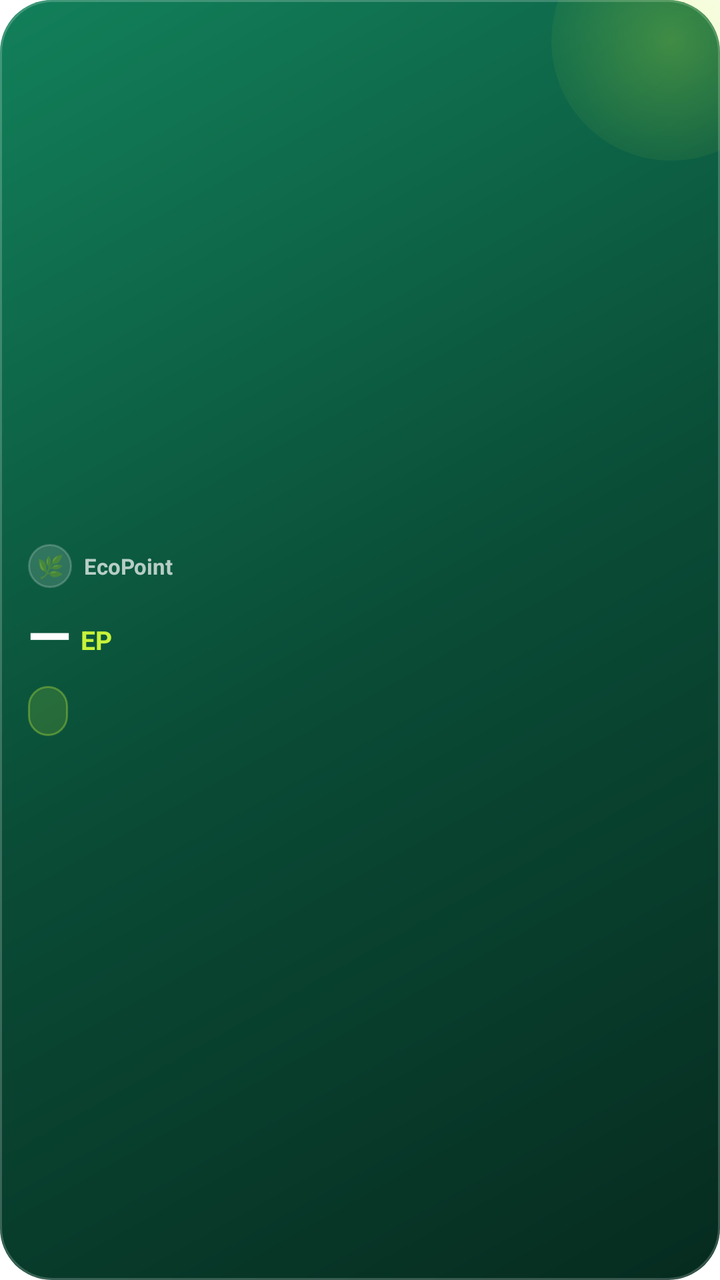
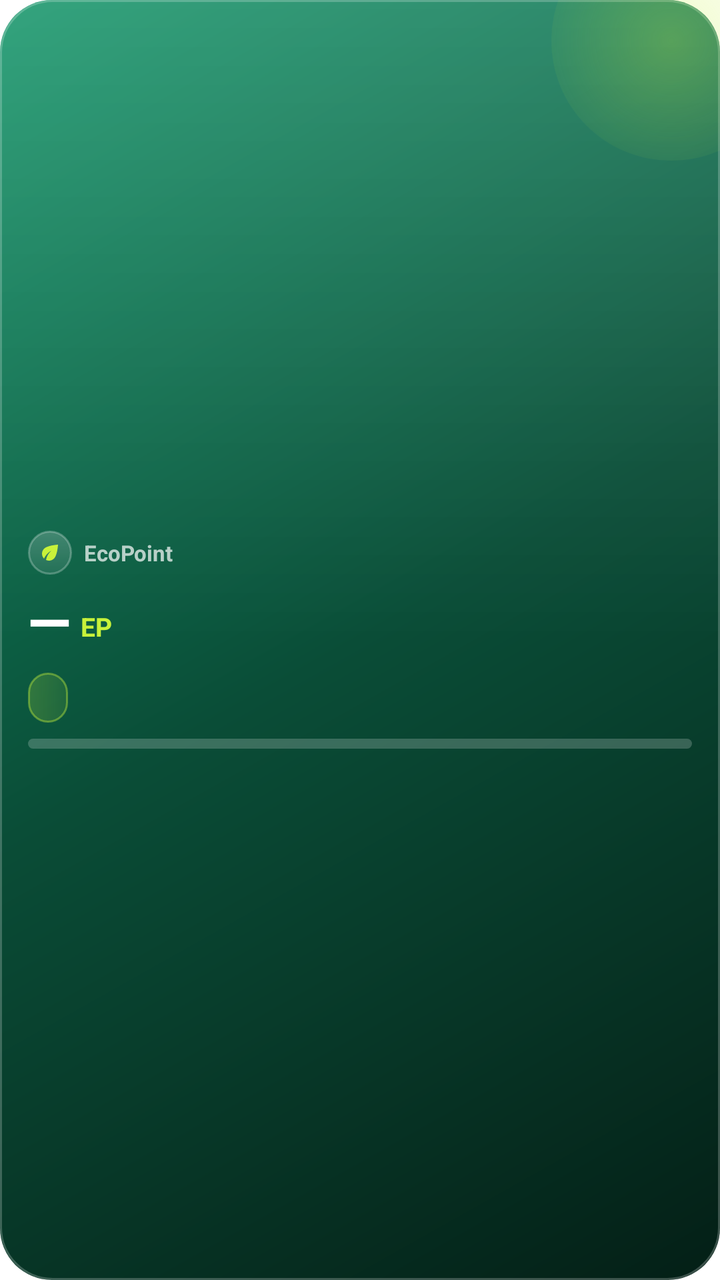

Compare the two renders of this Android layout. The source of the first and the diff that turns it into the second are given below.
<!-- AndroidManifest.xml: fallback theme Theme.MaterialComponents.DayNight.NoActionBar -->
<!-- res/layout/ep_widget_s.xml -->
<?xml version="1.0" encoding="utf-8"?>
<FrameLayout xmlns:android="http://schemas.android.com/apk/res/android"
    android:id="@+id/ep_widget_root"
    android:layout_width="match_parent"
    android:layout_height="match_parent"
    android:background="@drawable/ep_widget_bg">

    <ImageView
        android:layout_width="120dp"
        android:layout_height="120dp"
        android:layout_gravity="top|end"
        android:layout_marginTop="-40dp"
        android:layout_marginEnd="-36dp"
        android:importantForAccessibility="no"
        android:src="@drawable/ep_widget_blob_a" />

    <LinearLayout
        android:layout_width="match_parent"
        android:layout_height="match_parent"
        android:gravity="center_vertical"
        android:orientation="vertical"
        android:padding="14dp">

        <LinearLayout
            android:layout_width="wrap_content"
            android:layout_height="wrap_content"
            android:gravity="center_vertical"
            android:orientation="horizontal">

            <TextView
                android:layout_width="22dp"
                android:layout_height="22dp"
                android:background="@drawable/ep_widget_badge"
                android:gravity="center"
                android:importantForAccessibility="no"
                android:text="🌿"
                android:textSize="11sp" />

            <TextView
                android:id="@+id/ep_widget_label"
                android:layout_width="wrap_content"
                android:layout_height="wrap_content"
                android:layout_marginStart="6dp"
                android:text="EcoPoint"
                android:textColor="#B3FFFFFF"
                android:textSize="11sp"
                android:textStyle="bold" />
        </LinearLayout>

        <LinearLayout
            android:layout_width="match_parent"
            android:layout_height="wrap_content"
            android:layout_marginTop="8dp"
            android:gravity="bottom"
            android:orientation="horizontal">

            <TextView
                android:id="@+id/ep_widget_balance"
                android:layout_width="wrap_content"
                android:layout_height="wrap_content"
                android:fontFamily="sans-serif-medium"
                android:includeFontPadding="false"
                android:maxLines="1"
                android:text="—"
                android:textColor="#FFFFFFFF"
                android:textSize="28sp"
                android:textStyle="bold" />

            <TextView
                android:id="@+id/ep_widget_unit"
                android:layout_width="wrap_content"
                android:layout_height="wrap_content"
                android:layout_marginStart="5dp"
                android:layout_marginBottom="3dp"
                android:includeFontPadding="false"
                android:text="EP"
                android:textColor="#FFC8F23A"
                android:textSize="13sp"
                android:textStyle="bold" />
        </LinearLayout>

        <TextView
            android:id="@+id/ep_widget_streak"
            android:layout_width="wrap_content"
            android:layout_height="wrap_content"
            android:layout_marginTop="8dp"
            android:background="@drawable/ep_widget_pill"
            android:fontFamily="sans-serif-medium"
            android:paddingStart="10dp"
            android:paddingTop="3dp"
            android:paddingEnd="10dp"
            android:paddingBottom="3dp"
            android:text=""
            android:textColor="#FFC8F23A"
            android:textSize="14sp"
            android:textStyle="bold" />
    </LinearLayout>
</FrameLayout>
<!-- resources referenced by this layout -->
<resources>
  <!-- drawable ep_widget_badge (drawable) -->
  <?xml version="1.0" encoding="utf-8"?>
  <shape xmlns:android="http://schemas.android.com/apk/res/android" android:shape="oval">
      <solid android:color="#26FFFFFF" />
      <stroke android:width="1dp" android:color="#33FFFFFF" />
  </shape>
  <!-- drawable ep_widget_bg (drawable) -->
  <?xml version="1.0" encoding="utf-8"?>
  <layer-list xmlns:android="http://schemas.android.com/apk/res/android">
      <item>
          <shape android:shape="rectangle">
              <gradient
                  android:angle="315"
                  android:endColor="#FF062B1F"
                  android:centerColor="#FF0A4D37"
                  android:startColor="#FF12805A" />
              <corners android:radius="26dp" />
          </shape>
      </item>
      
      <item>
          <shape android:shape="rectangle">
              <stroke android:width="1dp" android:color="#33FFFFFF" />
              <corners android:radius="26dp" />
          </shape>
      </item>
  </layer-list>
  <!-- drawable ep_widget_blob_a (drawable) -->
  <?xml version="1.0" encoding="utf-8"?>
  <shape xmlns:android="http://schemas.android.com/apk/res/android" android:shape="oval">
      <gradient android:type="radial" android:gradientRadius="75dp"
          android:startColor="#44C8F23A" android:endColor="#00C8F23A" />
  </shape>
  <!-- drawable ep_widget_pill (drawable) -->
  <?xml version="1.0" encoding="utf-8"?>
  <shape xmlns:android="http://schemas.android.com/apk/res/android" android:shape="rectangle">
      <solid android:color="#26C8F23A" />
      <stroke android:width="1dp" android:color="#55C8F23A" />
      <corners android:radius="20dp" />
  </shape>
</resources>

<!-- the commit's change to res/layout/ep_widget_s.xml (unified diff, before → after) -->
@@ -27,14 +27,13 @@
             android:gravity="center_vertical"
             android:orientation="horizontal">
 
-            <TextView
+            <ImageView
                 android:layout_width="22dp"
                 android:layout_height="22dp"
                 android:background="@drawable/ep_widget_badge"
-                android:gravity="center"
                 android:importantForAccessibility="no"
-                android:text="🌿"
-                android:textSize="11sp" />
+                android:padding="5dp"
+                android:src="@drawable/ep_widget_leaf" />
 
             <TextView
                 android:id="@+id/ep_widget_label"
@@ -94,5 +93,15 @@
             android:textColor="#FFC8F23A"
             android:textSize="14sp"
             android:textStyle="bold" />
+
+        <ProgressBar
+            android:id="@+id/ep_widget_progress"
+            style="@android:style/Widget.ProgressBar.Horizontal"
+            android:layout_width="match_parent"
+            android:layout_height="5dp"
+            android:layout_marginTop="8dp"
+            android:max="100"
+            android:progress="0"
+            android:progressDrawable="@drawable/ep_widget_progress" />
     </LinearLayout>
 </FrameLayout>
<!-- resource entries referenced after the edit -->
@@ -3,26 +3,31 @@
   <!-- drawable ep_widget_badge (drawable) -->
   <?xml version="1.0" encoding="utf-8"?>
   <shape xmlns:android="http://schemas.android.com/apk/res/android" android:shape="oval">
-      <solid android:color="#26FFFFFF" />
-      <stroke android:width="1dp" android:color="#33FFFFFF" />
+      <gradient android:angle="270" android:startColor="#33FFFFFF" android:endColor="#14FFFFFF" />
+      <stroke android:width="1dp" android:color="#40FFFFFF" />
   </shape>
   <!-- drawable ep_widget_bg (drawable) -->
   <?xml version="1.0" encoding="utf-8"?>
   <layer-list xmlns:android="http://schemas.android.com/apk/res/android">
       <item>
           <shape android:shape="rectangle">
-              <gradient
-                  android:angle="315"
-                  android:endColor="#FF062B1F"
-                  android:centerColor="#FF0A4D37"
-                  android:startColor="#FF12805A" />
+              <gradient android:angle="315" android:startColor="#FF14966A"
+                  android:centerColor="#FF0A4D37" android:endColor="#FF041F16" />
               <corners android:radius="26dp" />
           </shape>
       </item>
       
       <item>
           <shape android:shape="rectangle">
-              <stroke android:width="1dp" android:color="#33FFFFFF" />
+              <gradient android:angle="270" android:startColor="#22FFFFFF"
+                  android:centerColor="#00FFFFFF" android:endColor="#00FFFFFF" />
+              <corners android:radius="26dp" />
+          </shape>
+      </item>
+      
+      <item>
+          <shape android:shape="rectangle">
+              <stroke android:width="1dp" android:color="#38FFFFFF" />
               <corners android:radius="26dp" />
           </shape>
       </item>
@@ -33,12 +38,41 @@
       <gradient android:type="radial" android:gradientRadius="75dp"
           android:startColor="#44C8F23A" android:endColor="#00C8F23A" />
   </shape>
+  <!-- drawable ep_widget_leaf (drawable) -->
+  <?xml version="1.0" encoding="utf-8"?>
+  <vector xmlns:android="http://schemas.android.com/apk/res/android"
+      android:width="24dp"
+      android:height="24dp"
+      android:viewportWidth="24"
+      android:viewportHeight="24">
+      <path
+          android:fillColor="#FFC8F23A"
+          android:pathData="M6.05,8.05c-2.73,2.73 -2.73,7.15 -0.02,9.88 1.47,-3.4 4.09,-6.24 7.36,-7.93 -2.77,2.34 -4.71,5.61 -5.39,9.32 2.6,1.23 5.8,0.78 7.95,-1.37C19.43,14.47 20,4 20,4S9.53,4.57 6.05,8.05z" />
+  </vector>
   <!-- drawable ep_widget_pill (drawable) -->
   <?xml version="1.0" encoding="utf-8"?>
   <shape xmlns:android="http://schemas.android.com/apk/res/android" android:shape="rectangle">
-      <solid android:color="#26C8F23A" />
-      <stroke android:width="1dp" android:color="#55C8F23A" />
+      <gradient android:angle="0" android:startColor="#33C8F23A" android:endColor="#1AC8F23A" />
+      <stroke android:width="1dp" android:color="#66C8F23A" />
       <corners android:radius="20dp" />
   </shape>
+  <!-- drawable ep_widget_progress (drawable) -->
+  <?xml version="1.0" encoding="utf-8"?>
+  <layer-list xmlns:android="http://schemas.android.com/apk/res/android">
+      <item android:id="@android:id/background">
+          <shape android:shape="rectangle">
+              <solid android:color="#33FFFFFF" />
+              <corners android:radius="4dp" />
+          </shape>
+      </item>
+      <item android:id="@android:id/progress">
+          <clip>
+              <shape android:shape="rectangle">
+                  <gradient android:angle="0" android:startColor="#FF10B981" android:endColor="#FFC8F23A" />
+                  <corners android:radius="4dp" />
+              </shape>
+          </clip>
+      </item>
+  </layer-list>
 </resources>
 
